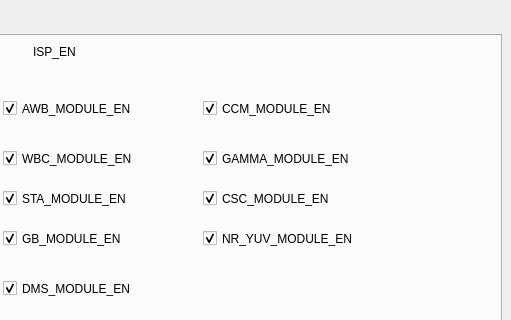
HuJingwen1211/MCISP, file Link_tab/debug.ui: the form before one commit; both pictures show x 329 to 840 and y 0 to 320 of the 840 by 413 pixel window.
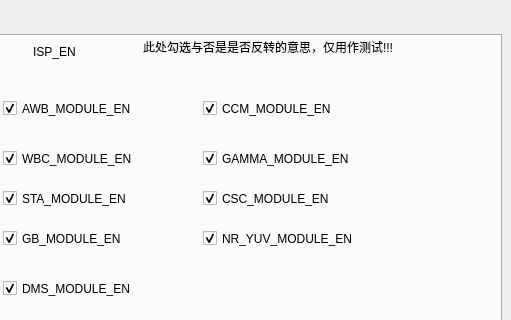
The form after the commit.

```diff
--- a/Link_tab/debug.ui
+++ b/Link_tab/debug.ui
@@ -662,6 +662,19 @@
       <bool>true</bool>
      </property>
     </widget>
+    <widget class="QLabel" name="label_3">
+     <property name="geometry">
+      <rect>
+       <x>460</x>
+       <y>0</y>
+       <width>351</width>
+       <height>21</height>
+      </rect>
+     </property>
+     <property name="text">
+      <string>此处勾选与否是是否反转的意思，仅用作测试!!!</string>
+     </property>
+    </widget>
    </widget>
   </widget>
  </widget>
```
